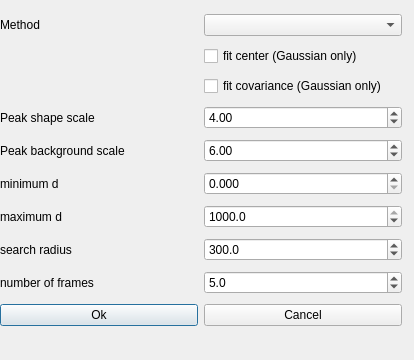
The window that apps/nsxqt/ui/DialogIntegrate.ui (k61n/openhkl) describes before a commit, drawn with Qt 5.
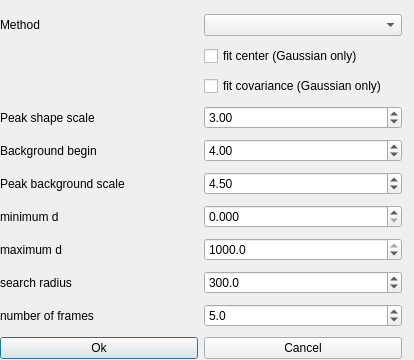
The same window after the commit.

The edit to the form file:
```diff
--- a/apps/nsxqt/ui/DialogIntegrate.ui
+++ b/apps/nsxqt/ui/DialogIntegrate.ui
@@ -22,112 +22,66 @@
      <x>0</x>
      <y>10</y>
      <width>402</width>
-     <height>328</height>
+     <height>362</height>
     </rect>
    </property>
    <layout class="QGridLayout" name="gridLayout">
-    <item row="8" column="0">
-     <widget class="QLabel" name="label_6">
-      <property name="text">
-       <string>number of frames</string>
-      </property>
-     </widget>
-    </item>
-    <item row="3" column="1">
-     <widget class="QDoubleSpinBox" name="peakScale">
-      <property name="singleStep">
-       <double>0.010000000000000</double>
-      </property>
-      <property name="value">
-       <double>4.000000000000000</double>
-      </property>
-     </widget>
-    </item>
-    <item row="10" column="0">
-     <widget class="QPushButton" name="okButton">
-      <property name="text">
-       <string>Ok</string>
-      </property>
-     </widget>
-    </item>
-    <item row="5" column="0">
-     <widget class="QLabel" name="label_3">
-      <property name="text">
-       <string>minimum d</string>
-      </property>
-     </widget>
-    </item>
-    <item row="6" column="1">
-     <widget class="QDoubleSpinBox" name="dMax">
-      <property name="decimals">
-       <number>1</number>
-      </property>
-      <property name="maximum">
-       <double>1000.000000000000000</double>
-      </property>
-      <property name="singleStep">
-       <double>0.001000000000000</double>
-      </property>
-      <property name="value">
-       <double>1000.000000000000000</double>
-      </property>
-     </widget>
-    </item>
-    <item row="6" column="0">
+    <item row="7" column="0">
      <widget class="QLabel" name="label_4">
       <property name="text">
        <string>maximum d</string>
       </property>
      </widget>
     </item>
-    <item row="4" column="0">
+    <item row="6" column="0">
+     <widget class="QLabel" name="label_3">
+      <property name="text">
+       <string>minimum d</string>
+      </property>
+     </widget>
+    </item>
+    <item row="5" column="0">
      <widget class="QLabel" name="label">
       <property name="text">
        <string>Peak background scale</string>
       </property>
      </widget>
     </item>
-    <item row="7" column="1">
-     <widget class="QDoubleSpinBox" name="radius">
+    <item row="0" column="0">
+     <widget class="QLabel" name="label_7">
+      <property name="text">
+       <string>Method</string>
+      </property>
+     </widget>
+    </item>
+    <item row="11" column="0">
+     <widget class="QPushButton" name="okButton">
+      <property name="text">
+       <string>Ok</string>
+      </property>
+     </widget>
+    </item>
+    <item row="9" column="1">
+     <widget class="QDoubleSpinBox" name="nframes">
       <property name="decimals">
        <number>1</number>
       </property>
       <property name="maximum">
-       <double>10000.000000000000000</double>
-      </property>
-      <property name="singleStep">
-       <double>1.000000000000000</double>
+       <double>1000.000000000000000</double>
       </property>
       <property name="value">
-       <double>300.000000000000000</double>
+       <double>5.000000000000000</double>
       </property>
      </widget>
     </item>
-    <item row="10" column="1">
-     <widget class="QPushButton" name="cancelButton">
-      <property name="text">
-       <string>Cancel</string>
-      </property>
-     </widget>
-    </item>
-    <item row="7" column="0">
+    <item row="8" column="0">
      <widget class="QLabel" name="label_5">
       <property name="text">
        <string>search radius</string>
       </property>
      </widget>
     </item>
-    <item row="4" column="1">
-     <widget class="QDoubleSpinBox" name="bkgScale">
-      <property name="singleStep">
-       <double>0.010000000000000</double>
-      </property>
-      <property name="value">
-       <double>6.000000000000000</double>
-      </property>
-     </widget>
-    </item>
-    <item row="5" column="1">
+    <item row="6" column="1">
      <widget class="QDoubleSpinBox" name="dMin">
       <property name="decimals">
        <number>3</number>
@@ -140,19 +94,33 @@
       </property>
      </widget>
     </item>
-    <item row="8" column="1">
-     <widget class="QDoubleSpinBox" name="nframes">
-      <property name="decimals">
-       <number>1</number>
+    <item row="11" column="1">
+     <widget class="QPushButton" name="cancelButton">
+      <property name="text">
+       <string>Cancel</string>
       </property>
-      <property name="maximum">
-       <double>1000.000000000000000</double>
+     </widget>
+    </item>
+    <item row="3" column="1">
+     <widget class="QDoubleSpinBox" name="peakScale">
+      <property name="singleStep">
+       <double>0.010000000000000</double>
       </property>
       <property name="value">
-       <double>5.000000000000000</double>
+       <double>3.000000000000000</double>
       </property>
      </widget>
     </item>
+    <item row="9" column="0">
+     <widget class="QLabel" name="label_6">
+      <property name="text">
+       <string>number of frames</string>
+      </property>
+     </widget>
+    </item>
+    <item row="0" column="1">
+     <widget class="QComboBox" name="method"/>
+    </item>
     <item row="3" column="0">
      <widget class="QLabel" name="label_2">
       <property name="text">
@@ -160,23 +128,6 @@
       </property>
      </widget>
     </item>
-    <item row="0" column="1">
-     <widget class="QComboBox" name="method"/>
-    </item>
-    <item row="0" column="0">
-     <widget class="QLabel" name="label_7">
-      <property name="text">
-       <string>Method</string>
-      </property>
-     </widget>
-    </item>
-    <item row="1" column="1">
-     <widget class="QCheckBox" name="fitCenter">
-      <property name="text">
-       <string>fit center (Gaussian only)</string>
-      </property>
-     </widget>
-    </item>
     <item row="2" column="1">
      <widget class="QCheckBox" name="fitCov">
       <property name="text">
@@ -184,6 +135,72 @@
       </property>
      </widget>
     </item>
+    <item row="8" column="1">
+     <widget class="QDoubleSpinBox" name="radius">
+      <property name="decimals">
+       <number>1</number>
+      </property>
+      <property name="maximum">
+       <double>10000.000000000000000</double>
+      </property>
+      <property name="singleStep">
+       <double>1.000000000000000</double>
+      </property>
+      <property name="value">
+       <double>300.000000000000000</double>
+      </property>
+     </widget>
+    </item>
+    <item row="1" column="1">
+     <widget class="QCheckBox" name="fitCenter">
+      <property name="text">
+       <string>fit center (Gaussian only)</string>
+      </property>
+     </widget>
+    </item>
+    <item row="7" column="1">
+     <widget class="QDoubleSpinBox" name="dMax">
+      <property name="decimals">
+       <number>1</number>
+      </property>
+      <property name="maximum">
+       <double>1000.000000000000000</double>
+      </property>
+      <property name="singleStep">
+       <double>0.001000000000000</double>
+      </property>
+      <property name="value">
+       <double>1000.000000000000000</double>
+      </property>
+     </widget>
+    </item>
+    <item row="5" column="1">
+     <widget class="QDoubleSpinBox" name="bkgEnd">
+      <property name="singleStep">
+       <double>0.010000000000000</double>
+      </property>
+      <property name="value">
+       <double>4.500000000000000</double>
+      </property>
+     </widget>
+    </item>
+    <item row="4" column="0">
+     <widget class="QLabel" name="label_8">
+      <property name="text">
+       <string>Background begin</string>
+      </property>
+     </widget>
+    </item>
+    <item row="4" column="1">
+     <widget class="QDoubleSpinBox" name="bkgBegin">
+      <property name="singleStep">
+       <double>0.010000000000000</double>
+      </property>
+      <property name="value">
+       <double>4.000000000000000</double>
+      </property>
+     </widget>
+    </item>
    </layout>
   </widget>
  </widget>
```
